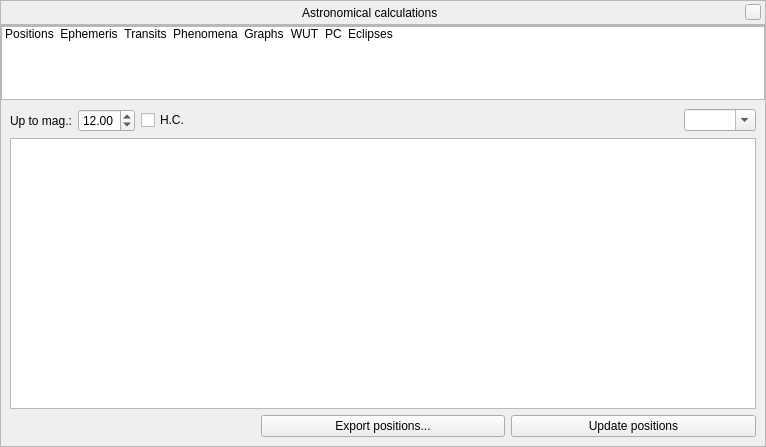
Stellarium/stellarium, file src/gui/astroCalcDialog.ui: the form before one commit.
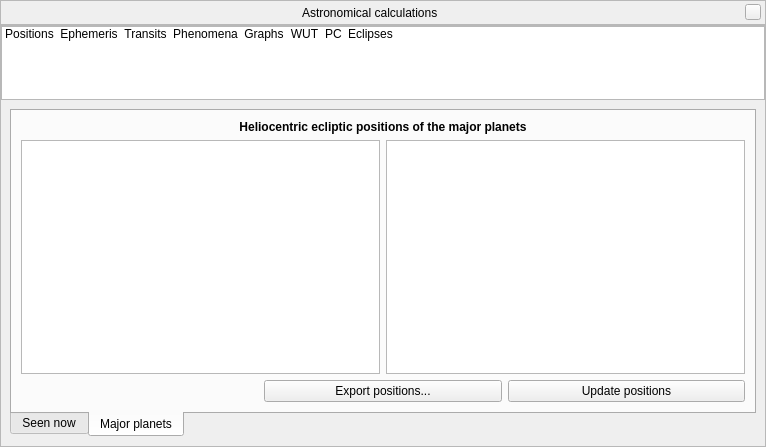
The form after the commit. The open tabs and pages were chosen to show the change. Icons and pictures are not drawn. Custom widgets are drawn as their Qt base class.

Commit message: Added support heliocentric ecliptic positions of the major planets into AstroCalc/Positions tool (#2233)

The edit to the form file:
```diff
--- a/src/gui/astroCalcDialog.ui
+++ b/src/gui/astroCalcDialog.ui
@@ -361,31 +361,19 @@
         </property>
         <widget class="QWidget" name="stackedWidgetPage1">
          <layout class="QGridLayout" name="gridLayout_2">
-          <item row="3" column="0">
-           <layout class="QHBoxLayout" name="horizontalLayout_15">
-            <item>
-             <widget class="QLabel" name="celestialPositionsTimeLabel">
-              <property name="text">
-               <string/>
-              </property>
-             </widget>
-            </item>
-            <item>
-             <widget class="QPushButton" name="celestialPositionsSaveButton">
-              <property name="text">
-               <string>Export positions...</string>
-              </property>
-             </widget>
-            </item>
-            <item>
-             <widget class="QPushButton" name="celestialPositionsUpdateButton">
-              <property name="text">
-               <string>Update positions</string>
-              </property>
-             </widget>
-            </item>
-           </layout>
-          </item>
+          <item row="1" column="0">
+           <widget class="QTabWidget" name="tabWidgetPositions">
+            <property name="tabPosition">
+             <enum>QTabWidget::South</enum>
+            </property>
+            <property name="currentIndex">
+             <number>0</number>
+            </property>
+            <widget class="QWidget" name="tabObjects">
+             <attribute name="title">
+              <string>Seen now</string>
+             </attribute>
+             <layout class="QGridLayout" name="gridLayout_22">
           <item row="0" column="0">
            <layout class="QHBoxLayout" name="horizontalLayout_16">
             <item>
@@ -443,7 +431,7 @@
             </item>
            </layout>
           </item>
-          <item row="2" column="0">
+              <item row="1" column="0">
            <widget class="QTreeWidget" name="celestialPositionsTreeWidget">
             <property name="toolTip">
              <string>List of objects above horizon</string>
@@ -474,6 +462,110 @@
             </attribute>
            </widget>
           </item>
+              <item row="2" column="0">
+               <layout class="QHBoxLayout" name="horizontalLayout_15">
+                <item>
+                 <widget class="QLabel" name="celestialPositionsTimeLabel">
+                  <property name="text">
+                   <string/>
+                  </property>
+                 </widget>
+                </item>
+                <item>
+                 <widget class="QPushButton" name="celestialPositionsSaveButton">
+                  <property name="text">
+                   <string>Export positions...</string>
+                  </property>
+                 </widget>
+                </item>
+                <item>
+                 <widget class="QPushButton" name="celestialPositionsUpdateButton">
+                  <property name="text">
+                   <string>Update positions</string>
+                  </property>
+                 </widget>
+                </item>
+               </layout>
+              </item>
+             </layout>
+            </widget>
+            <widget class="QWidget" name="tabSolarSystem">
+             <attribute name="title">
+              <string>Major planets</string>
+             </attribute>
+             <layout class="QGridLayout" name="gridLayout_23">
+              <item row="2" column="1">
+               <widget class="QChartView" name="hecPositionsGraph">
+                <property name="renderHints">
+                 <set>QPainter::Antialiasing|QPainter::TextAntialiasing</set>
+                </property>
+               </widget>
+              </item>
+              <item row="0" column="0" colspan="2">
+               <widget class="QLabel" name="hecPositionsHeaderLabel">
+                <property name="font">
+                 <font>
+                  <bold>true</bold>
+                 </font>
+                </property>
+                <property name="text">
+                 <string>Heliocentric ecliptic positions of the major planets</string>
+                </property>
+                <property name="alignment">
+                 <set>Qt::AlignCenter</set>
+                </property>
+               </widget>
+              </item>
+              <item row="4" column="0" colspan="2">
+               <layout class="QHBoxLayout" name="horizontalLayout_23">
+                <item>
+                 <widget class="QLabel" name="hecPositionsTimeLabel"/>
+                </item>
+                <item>
+                 <widget class="QPushButton" name="hecPositionsSaveButton">
+                  <property name="text">
+                   <string>Export positions...</string>
+                  </property>
+                 </widget>
+                </item>
+                <item>
+                 <widget class="QPushButton" name="hecPositionsUpdateButton">
+                  <property name="text">
+                   <string>Update positions</string>
+                  </property>
+                 </widget>
+                </item>
+               </layout>
+              </item>
+              <item row="2" column="0">
+               <widget class="QTreeWidget" name="hecPositionsTreeWidget">
+                <property name="editTriggers">
+                 <set>QAbstractItemView::NoEditTriggers</set>
+                </property>
+                <property name="rootIsDecorated">
+                 <bool>false</bool>
+                </property>
+                <property name="uniformRowHeights">
+                 <bool>true</bool>
+                </property>
+                <property name="itemsExpandable">
+                 <bool>false</bool>
+                </property>
+                <property name="sortingEnabled">
+                 <bool>true</bool>
+                </property>
+                <property name="expandsOnDoubleClick">
+                 <bool>false</bool>
+                </property>
+                <property name="columnCount">
+                 <number>0</number>
+                </property>
+               </widget>
+              </item>
+             </layout>
+            </widget>
+           </widget>
+          </item>
          </layout>
         </widget>
         <widget class="QWidget" name="stackedWidgetPage2">
@@ -2800,6 +2892,11 @@
    <extends>QWidget</extends>
    <header>external/qcustomplot/qcustomplot.h</header>
   </customwidget>
+  <customwidget>
+   <class>QChartView</class>
+   <extends>QGraphicsView</extends>
+   <header>QtCharts/qchartview.h</header>
+  </customwidget>
  </customwidgets>
  <resources>
   <include location="../../data/gui/guiRes.qrc"/>
```
Left out of the diff: 2 changed lines with no effect on the pictures. Lines whose indentation alone changed are shown as unchanged. The commit also changes 11 other files.
